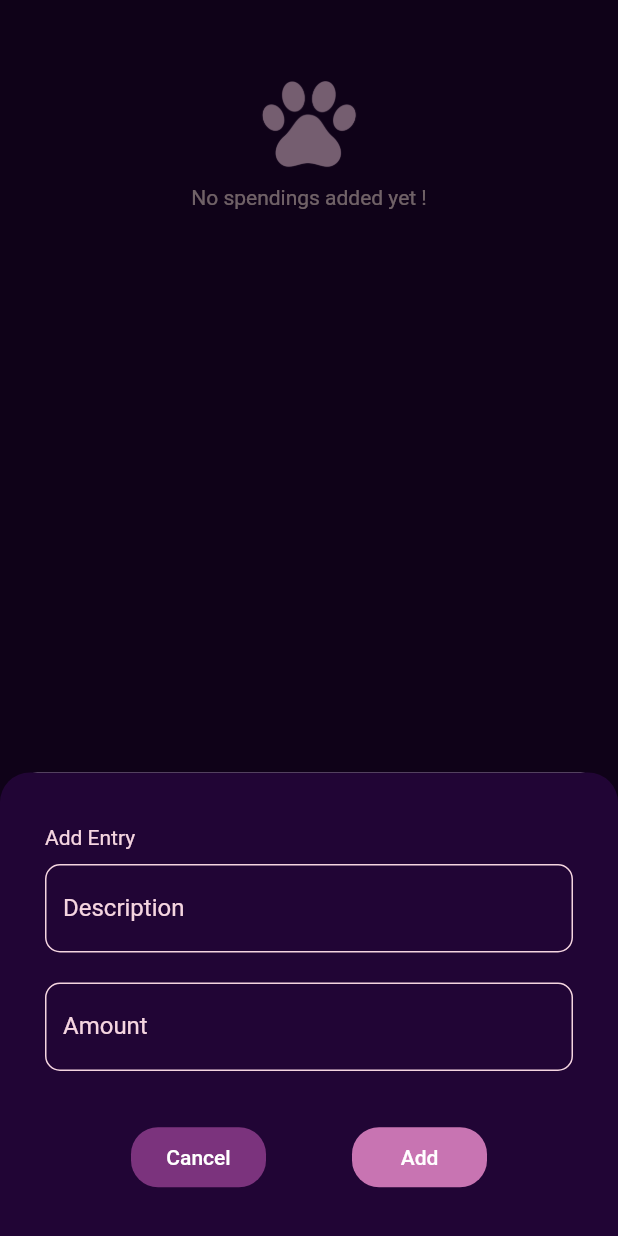
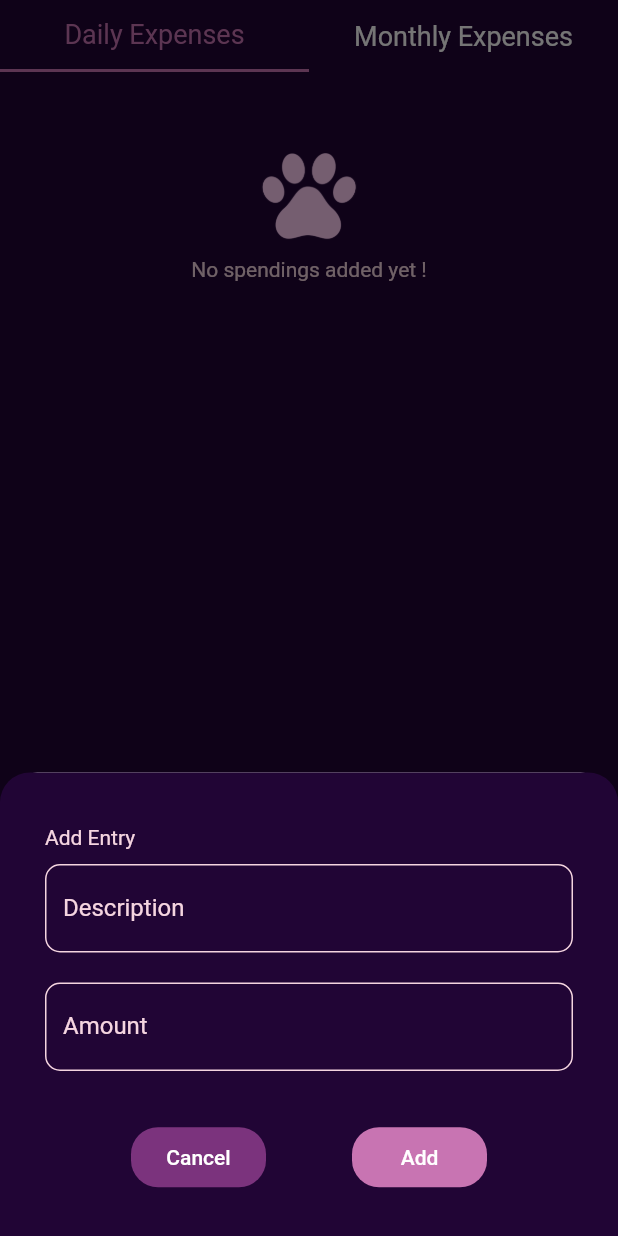
Before and after one commit to MeryamAjlani/Journey, a Flutter app: the BudgetScreen screen opened directly, after a tap on the "add" icon, on a phone screen of 412 x 824 dp. Run offline on Flutter 3.47's test engine with Material 2 defaults, Android fonts, the phone set to English and light mode, and no system bars; our stand-ins replace bloc, custom_rating_bar, equatable, fl_chart, flutter_bloc, flutter_speed_dial and 4 more; accounts and stored records are empty.

Commit message:
adding toggle menu

```diff
--- a/lib/Screens/BudgetScreen.dart
+++ b/lib/Screens/BudgetScreen.dart
@@ -8,7 +8,7 @@ import 'package:my_journey/screensize/ScreenSize.dart';
 import 'package:intl/intl.dart';
 import 'package:my_journey/widgets/Alert%20Dialogs/DialogWidget.dart';
 import 'package:my_journey/widgets/Shared/EmptyWidget.dart';
-
+import 'package:my_journey/widgets/ToggleMenu.dart';
 
 class BudgetScreen extends StatefulWidget {
   const BudgetScreen({Key? key}) : super(key: key);
@@ -18,12 +18,10 @@ class BudgetScreen extends StatefulWidget {
 }
 
 class _BudgetScreenState extends State<BudgetScreen> {
-
-
   @override
   Widget build(BuildContext context) {
     String date = DateFormat.yMMMEd().format(DateTime.now());
-
+    List<bool> _isSelected = [true, false];
     final spendings = context.watch<BudgetBloc>().state.allSpendings;
     final total = context.watch<BudgetBloc>().state.total;
     return BlocBuilder<BudgetBloc, BudgetState>(
@@ -48,8 +46,7 @@ class _BudgetScreenState extends State<BudgetScreen> {
             body: SafeArea(
               child: Column(
                 children: [
-
-
+                  ToggleMenu(),
                   Padding(
                     padding: EdgeInsets.only(top: SizeConfig.screenHeight / 20),
                     child: spendings.isEmpty
@@ -61,7 +58,8 @@ class _BudgetScreenState extends State<BudgetScreen> {
                             children: [
                               Padding(
                                 padding: EdgeInsets.only(
-                                    bottom: SizeConfig.screenHeight / 20,left: SizeConfig.screenWidth/10),
+                                    bottom: SizeConfig.screenHeight / 20,
+                                    left: SizeConfig.screenWidth / 10),
                                 child: Align(
                                   alignment: Alignment.centerLeft,
                                   child: Text("Total for $date :  $total \$",
@@ -96,7 +94,6 @@ class _BudgetScreenState extends State<BudgetScreen> {
                                         child: Padding(
                                           padding: const EdgeInsets.all(8.0),
                                           child: ListTile(
-
                                             trailing: Text(
                                                 spendings[index]
                                                         .price
--- /dev/null
+++ b/lib/widgets/ToggleMenu.dart
@@ -0,0 +1,82 @@
+// ignore_for_file: prefer_const_literals_to_create_immutables, prefer_const_constructors
+
+import 'package:flutter/material.dart';
+import 'package:flutter/src/foundation/key.dart';
+import 'package:flutter/src/widgets/container.dart';
+import 'package:flutter/src/widgets/framework.dart';
+import 'package:my_journey/constants/ColorPalette.dart';
+import 'package:my_journey/screensize/ScreenSize.dart';
+
+class ToggleMenu extends StatefulWidget {
+  const ToggleMenu({Key? key}) : super(key: key);
+
+  @override
+  State<ToggleMenu> createState() => _ToggleMenuState();
+}
+
+class _ToggleMenuState extends State<ToggleMenu> {
+  List<bool> isSelected = [true, false];
+  @override
+  Widget build(BuildContext context) {
+    return Container(
+      width: SizeConfig.screenWidth,
+      color: Colors.transparent,
+      child: ToggleButtons(
+        isSelected: isSelected,
+        selectedColor: ColorPalette.pink,
+        color: Colors.white,
+        fillColor: Colors.transparent,
+        renderBorder: false,
+        //splashColor: Colors.red,
+        highlightColor: ColorPalette.pink,
+        children: <Widget>[
+          Container(
+            width: SizeConfig.screenWidth / 2,
+            decoration: isSelected[0]
+                ? BoxDecoration(
+                    border: Border(
+                      bottom: BorderSide(width: 2.0, color: ColorPalette.pink),
+                    ),
+                  )
+                : null,
+            child: Center(
+              child: Padding(
+                padding:
+                    const EdgeInsets.symmetric(horizontal: 12, vertical: 10),
+                child: Text('Daily Expenses', style: TextStyle(fontSize: 18)),
+              ),
+            ),
+          ),
+          Container(
+            width: SizeConfig.screenWidth / 2,
+            decoration: isSelected[1]
+                ? BoxDecoration(
+                    border: Border(
+                      bottom: BorderSide(width: 2.0, color: ColorPalette.pink),
+                    ),
+                  )
+                : null,
+            child: Center(
+              child: Padding(
+                padding:
+                    const EdgeInsets.symmetric(horizontal: 12, vertical: 10),
+                child: Text('Monthly Expenses', style: TextStyle(fontSize: 18)),
+              ),
+            ),
+          ),
+        ],
+        onPressed: (int newIndex) {
+          setState(() {
+            for (int index = 0; index < isSelected.length; index++) {
+              if (index == newIndex) {
+                isSelected[index] = true;
+              } else {
+                isSelected[index] = false;
+              }
+            }
+          });
+        },
+      ),
+    );
+  }
+}
```
